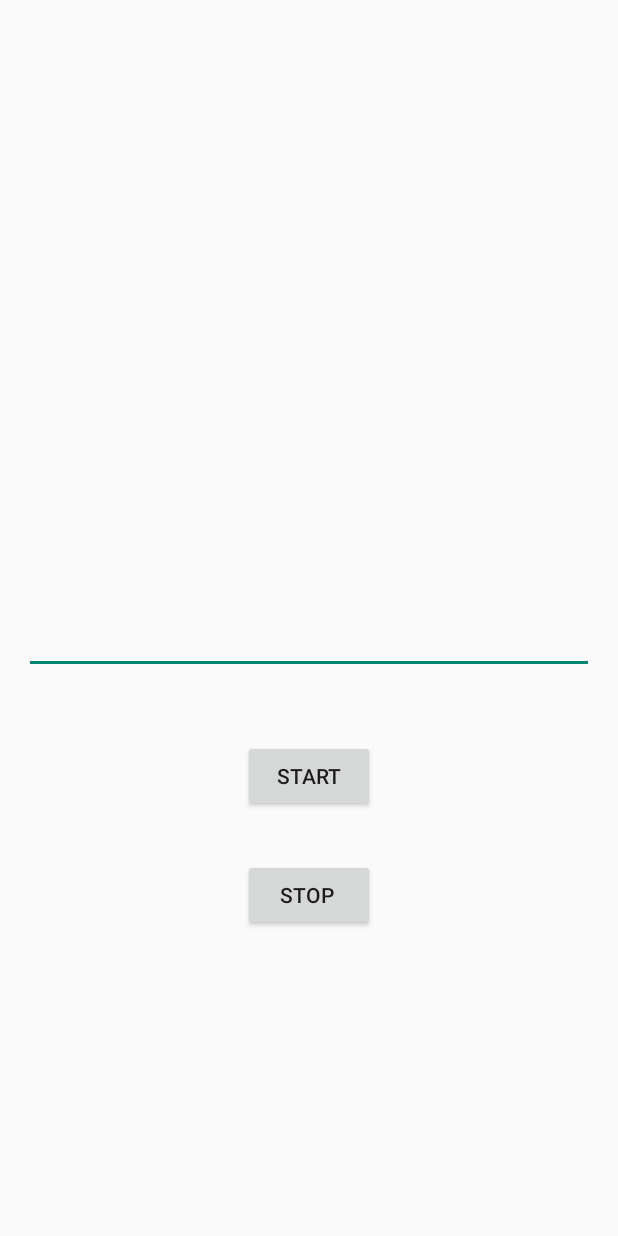
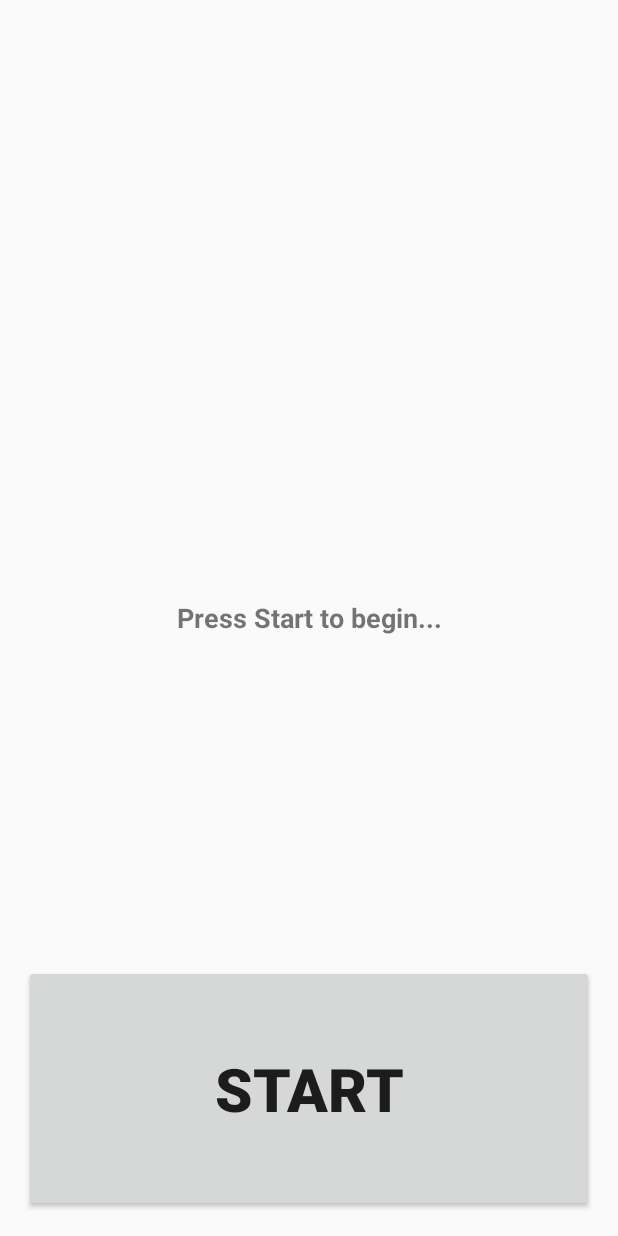
Before and after one commit to destroyer99/rubikCubeTimer, an Android app: the screen it shows after launch (MainActivity), on a phone screen of 412 x 824 dp. Run offline under Robolectric (Android 15) with nearby library versions, the phone set to English and light mode, and no system bars.

Commit message:
created settings/preferences ->clear database ->timerPrecision pref changed color display changed buttons added vibrations added statistics from database fixed 3 sec countdown timer for cubeOnDev probably more...

```diff
--- a/app/build.gradle
+++ b/app/build.gradle
@@ -22,4 +22,5 @@ android {
 dependencies {
     compile fileTree(dir: 'libs', include: ['*.jar'])
     compile 'com.android.support:appcompat-v7:22.1.0'
+    compile 'com.android.support:support-v4:22.1.0'
 }
--- a/app/src/main/res/layout/activity_main.xml
+++ b/app/src/main/res/layout/activity_main.xml
@@ -3,37 +3,44 @@
     android:layout_height="match_parent" android:paddingLeft="@dimen/activity_horizontal_margin"
     android:paddingRight="@dimen/activity_horizontal_margin"
     android:paddingTop="@dimen/activity_vertical_margin"
-    android:paddingBottom="@dimen/activity_vertical_margin" tools:context=".MainActivity">
+    android:paddingBottom="@dimen/activity_vertical_margin" tools:context=".MainActivity"
+    android:id="@+id/background">
 
     <Button
+        android:layout_width="match_parent"
+        android:layout_height="wrap_content"
+        android:text="Start"
+        android:id="@+id/startResetBtn"
+        android:onClick="onButtonClick"
+        android:layout_marginTop="44dp"
+        android:layout_centerHorizontal="true"
+        android:layout_alignParentBottom="true"
+        android:padding="55dp"
+        android:textStyle="bold"
+        android:textSize="40sp" />
+
+    <TextView
         android:layout_width="wrap_content"
         android:layout_height="wrap_content"
-        android:text="Start"
-        android:id="@+id/startTimerButton"
-        android:onClick="onButtonClick"
-        android:layout_marginTop="44dp"
-        android:layout_below="@+id/editText"
-        android:layout_centerHorizontal="true" />
-
-    <Button
-        android:layout_width="wrap_content"
-        android:layout_height="wrap_content"
-        android:text="Stop "
-        android:id="@+id/stopTimerButton"
-        android:onClick="onButtonClick"
-        android:layout_marginTop="31dp"
-        android:layout_below="@+id/startTimerButton"
-        android:layout_centerHorizontal="true" />
-
-    <EditText
-        android:layout_width="wrap_content"
-        android:layout_height="wrap_content"
-        android:inputType="time"
+        android:inputType="none"
         android:ems="10"
-        android:id="@+id/editText"
+        android:id="@+id/timerTxt"
         android:layout_centerVertical="true"
         android:layout_centerHorizontal="true"
         android:textAlignment="center"
-        android:textSize="40sp" />
+        android:textSize="18sp"
+        android:textStyle="bold"
+        android:typeface="normal"
+        android:gravity="center_horizontal" />
+
+    <TextView
+        android:layout_width="wrap_content"
+        android:layout_height="wrap_content"
+        android:textAppearance="?android:attr/textAppearanceLarge"
+        android:id="@+id/statsTxt"
+        android:layout_alignParentTop="true"
+        android:layout_centerHorizontal="true"
+        android:textAlignment="center"
+        android:gravity="center_horizontal" />
 
 </RelativeLayout>
--- a/app/src/main/res/values/strings.xml
+++ b/app/src/main/res/values/strings.xml
@@ -3,4 +3,5 @@
 
     <string name="hello_world">Hello world!</string>
     <string name="action_settings">Settings</string>
+    <string name="title_activity_settings">SettingsActivity</string>
 </resources>
```
Also changed, not shown: app/src/main/AndroidManifest.xml (+13 -0 lines), app/src/main/java/com/destroyer/rubikcubetimer/DBAdapter.java (+6 -8 lines), app/src/main/java/com/destroyer/rubikcubetimer/MainActivity.java (+132 -39 lines), app/src/main/java/com/destroyer/rubikcubetimer/SettingsActivity.java (added, +75 -0 lines), app/src/main/res/menu/menu_settings.xml (added, +7 -0 lines), app/src/main/res/values/strings_activity_settings.xml (added, +61 -0 lines), app/src/main/res/xml/activity_settings.xml (added, +26 -0 lines).
